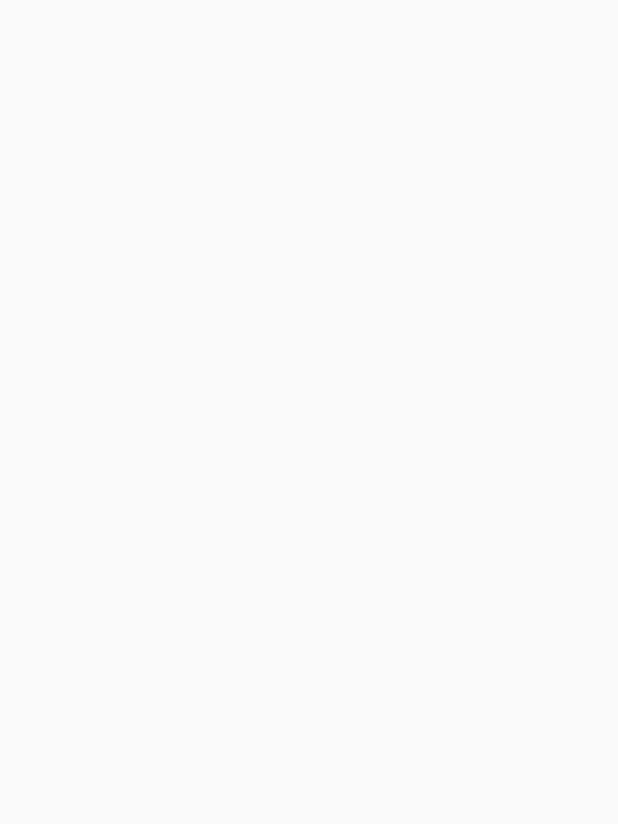
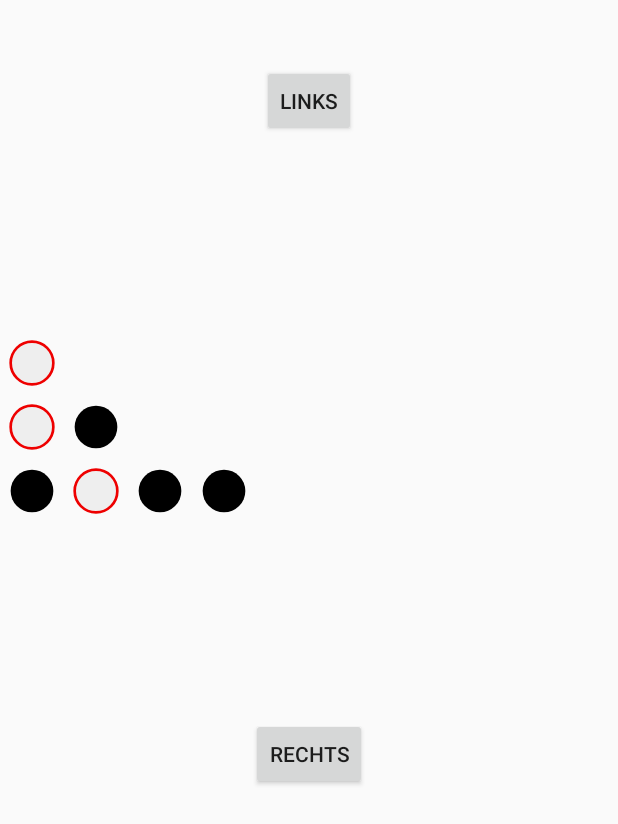
Before and after one commit to schwollie/Vier-Rotiert, an Android app: the screen it shows after launch (MainActivity), on a phone screen of 412 x 824 dp. Before the commit the part shown is empty. Shown: the top 824 px of the screen. Run offline under Robolectric (Android 15) with nearby library versions, the phone set to English and light mode, and no system bars.

Commit message:
show,setBoard

```diff
--- a/app/src/main/java/com/example/lars/vierrotiert/MainActivity.java
+++ b/app/src/main/java/com/example/lars/vierrotiert/MainActivity.java
@@ -3,22 +3,70 @@ package com.example.lars.vierrotiert;
 import android.os.Bundle;
 import android.support.v7.app.AppCompatActivity;
 import android.view.View;
-import android.view.animation.Animation;
-import android.view.animation.AnimationUtils;
-import android.widget.ImageButton;
+import android.widget.GridLayout;
+import android.widget.ImageView;
 
 
 public class MainActivity extends AppCompatActivity {
+
+    private int size = 5;
+    private Board board = new Board(size);
+
+
     @Override
     protected void onCreate(Bundle savedInstanceState) {
         super.onCreate(savedInstanceState);
-        setContentView(R.layout.activity_main);
+        setContentView(R.layout.field);
 
+        setSize();
 
+        board = board.set(0, Board.Field.Black);
+        board = board.set(1, Board.Field.White);
+        board = board.set(1, Board.Field.Black);
+        board = board.set(0, Board.Field.White);
+        board = board.set(2, Board.Field.Black);
+        board = board.set(0, Board.Field.White);
+        board = board.set(3, Board.Field.Black);
 
-
+        showBoard();
     }
 
+    void setSize() {
+        GridLayout gridLayout = (GridLayout) findViewById(R.id.field);
+        gridLayout.setColumnCount(size);
+        gridLayout.setRowCount(size);
+        gridLayout.removeAllViews();
 
+        for (int row = 0; row < size; row++) {
+            for (int col = 0; col < size; col++) {
+                View childView = new ImageView(this);
 
+                GridLayout.Spec rowspan = GridLayout.spec(row, 1);
+                GridLayout.Spec colspan = GridLayout.spec(col, 1);
+                GridLayout.LayoutParams gridLayoutParam = new GridLayout.LayoutParams(rowspan, colspan);
+                gridLayoutParam.width = 64;
+                gridLayoutParam.height = 64;
+
+                gridLayout.addView(childView, gridLayoutParam);
+            }
+        }
+    }
+
+    void showBoard() {
+        GridLayout gridLayout = (GridLayout) findViewById(R.id.field);
+        int index = 0;
+        for (int row = 0; row < size; row++) {
+            for (int col = 0; col < size; col++, index++) {
+                ImageView imageView = (ImageView) gridLayout.getChildAt(index);
+                switch (board.get(row, col)) {
+                    case Black:
+                        imageView.setImageDrawable(getDrawable(R.drawable.ic_circle_black_24dp));
+                        break;
+                    case White:
+                        imageView.setImageDrawable(getDrawable(R.drawable.ic_circle_white_24dp));
+                        break;
+                }
+            }
+        }
+    }
 }
--- a/app/src/main/res/layout-land/field_5x5.xml
+++ /dev/null
@@ -1,6 +0,0 @@
-<?xml version="1.0" encoding="utf-8"?>
-<RelativeLayout xmlns:android="http://schemas.android.com/apk/res/android"
-    android:layout_width="match_parent"
-    android:layout_height="match_parent">
-
-</RelativeLayout>
--- a/app/src/main/res/layout-large-land/field_5x5.xml
+++ /dev/null
@@ -1,7 +0,0 @@
-<?xml version="1.0" encoding="utf-8"?>
-<LinearLayout xmlns:android="http://schemas.android.com/apk/res/android"
-    android:layout_width="match_parent"
-    android:layout_height="match_parent"
-    android:orientation="vertical">
-
-</LinearLayout>
--- /dev/null
+++ b/app/src/main/res/layout-normal-land/field.xml
@@ -0,0 +1,118 @@
+<?xml version="1.0" encoding="utf-8"?>
+
+<LinearLayout xmlns:android="http://schemas.android.com/apk/res/android"
+    android:layout_width="match_parent"
+    android:layout_height="match_parent"
+    android:orientation="horizontal">
+
+    <RelativeLayout
+        android:layout_width="139dp"
+        android:layout_height="match_parent"
+        android:layout_gravity="center_vertical"
+        android:orientation="horizontal">
+
+        <Button
+            android:id="@+id/button3"
+            style="?android:attr/buttonStyleSmall"
+            android:layout_width="wrap_content"
+            android:layout_height="wrap_content"
+            android:layout_centerHorizontal="true"
+            android:layout_centerVertical="true"
+            android:text="Links" />
+    </RelativeLayout>
+
+    <GridLayout
+        android:id="@+id/field"
+        android:layout_width="wrap_content"
+        android:layout_height="match_parent"
+        android:columnCount="5"
+        android:rowCount="5">
+
+        <ImageView
+            android:layout_width="64dp"
+            android:layout_height="64dp"
+            android:layout_column="0"
+            android:layout_row="0"
+            android:src="@drawable/ic_circle_black_24dp"></ImageView>
+
+        <ImageView
+            android:layout_width="64dp"
+            android:layout_height="64dp"
+            android:layout_column="1"
+            android:layout_row="0"
+            android:src="@drawable/ic_circle_black_24dp"></ImageView>
+
+        <ImageView
+            android:layout_width="64dp"
+            android:layout_height="64dp"
+            android:layout_column="2"
+            android:layout_row="0"
+            android:src="@drawable/ic_circle_black_24dp"></ImageView>
+
+        <ImageView
+            android:layout_width="64dp"
+            android:layout_height="64dp"
+            android:layout_column="3"
+            android:layout_row="0"
+            android:src="@drawable/ic_circle_black_24dp"></ImageView>
+
+        <ImageView
+            android:layout_width="64dp"
+            android:layout_height="64dp"
+            android:layout_column="4"
+            android:layout_row="0"
+            android:src="@drawable/ic_circle_black_24dp"></ImageView>
+
+        <ImageView
+            android:layout_width="64dp"
+            android:layout_height="64dp"
+            android:layout_column="0"
+            android:layout_row="1"
+            android:src="@drawable/ic_circle_black_24dp"></ImageView>
+
+        <ImageView
+            android:layout_width="64dp"
+            android:layout_height="64dp"
+            android:layout_column="1"
+            android:layout_row="1"
+            android:src="@drawable/ic_circle_black_24dp"></ImageView>
+
+        <ImageView
+            android:layout_width="64dp"
+            android:layout_height="64dp"
+            android:layout_column="2"
+            android:layout_row="1"
+            android:src="@drawable/ic_circle_black_24dp"></ImageView>
+
+        <ImageView
+            android:layout_width="64dp"
+            android:layout_height="64dp"
+            android:layout_column="3"
+            android:layout_row="1"
+            android:src="@drawable/ic_circle_black_24dp"></ImageView>
+
+        <ImageView
+            android:layout_width="64dp"
+            android:layout_height="64dp"
+            android:layout_column="4"
+            android:layout_row="1"
+            android:src="@drawable/ic_circle_black_24dp"></ImageView>
+
+    </GridLayout>
+
+    <RelativeLayout
+        android:layout_width="139dp"
+        android:layout_height="match_parent">
+
+        <Button
+            android:id="@+id/button2"
+            style="?android:attr/buttonStyleSmall"
+            android:layout_width="wrap_content"
+            android:layout_height="wrap_content"
+            android:layout_centerHorizontal="true"
+            android:layout_centerVertical="true"
+            android:text="Rechts" />
+    </RelativeLayout>
+
+
+</LinearLayout>
--- /dev/null
+++ b/app/src/main/res/layout-normal/field.xml
@@ -0,0 +1,116 @@
+<LinearLayout xmlns:android="http://schemas.android.com/apk/res/android"
+    android:layout_width="match_parent"
+    android:layout_height="match_parent"
+    android:orientation="vertical">
+
+    <RelativeLayout
+        android:layout_width="match_parent"
+        android:layout_height="135dp"
+        android:layout_gravity="center_vertical"
+        android:orientation="horizontal">
+
+        <Button
+            android:id="@+id/button3"
+            style="?android:attr/buttonStyleSmall"
+            android:layout_width="wrap_content"
+            android:layout_height="wrap_content"
+            android:layout_centerHorizontal="true"
+            android:layout_centerVertical="true"
+            android:text="Links" />
+    </RelativeLayout>
+
+    <GridLayout
+        android:id="@+id/field"
+        android:layout_width="match_parent"
+        android:layout_height="300dp"
+        android:columnCount="5"
+        android:rowCount="5">
+
+        <ImageView
+            android:layout_width="64dp"
+            android:layout_height="64dp"
+            android:layout_column="0"
+            android:layout_row="0"
+            android:src="@drawable/ic_circle_black_24dp"></ImageView>
+
+        <ImageView
+            android:layout_width="64dp"
+            android:layout_height="64dp"
+            android:layout_column="1"
+            android:layout_row="0"
+            android:src="@drawable/ic_circle_black_24dp"></ImageView>
+
+        <ImageView
+            android:layout_width="64dp"
+            android:layout_height="64dp"
+            android:layout_column="2"
+            android:layout_row="0"
+            android:src="@drawable/ic_circle_black_24dp"></ImageView>
+
+        <ImageView
+            android:layout_width="64dp"
+            android:layout_height="64dp"
+            android:layout_column="3"
+            android:layout_row="0"
+            android:src="@drawable/ic_circle_black_24dp"></ImageView>
+
+        <ImageView
+            android:layout_width="64dp"
+            android:layout_height="64dp"
+            android:layout_column="4"
+            android:layout_row="0"
+            android:src="@drawable/ic_circle_black_24dp"></ImageView>
+
+        <ImageView
+            android:layout_width="64dp"
+            android:layout_height="64dp"
+            android:layout_column="0"
+            android:layout_row="1"
+            android:src="@drawable/ic_circle_black_24dp"></ImageView>
+
+        <ImageView
+            android:layout_width="64dp"
+            android:layout_height="64dp"
+            android:layout_column="1"
+            android:layout_row="1"
+            android:src="@drawable/ic_circle_black_24dp"></ImageView>
+
+        <ImageView
+            android:layout_width="64dp"
+            android:layout_height="64dp"
+            android:layout_column="2"
+            android:layout_row="1"
+            android:src="@drawable/ic_circle_black_24dp"></ImageView>
+
+        <ImageView
+            android:layout_width="64dp"
+            android:layout_height="64dp"
+            android:layout_column="3"
+            android:layout_row="1"
+            android:src="@drawable/ic_circle_black_24dp"></ImageView>
+
+        <ImageView
+            android:layout_width="64dp"
+            android:layout_height="64dp"
+            android:layout_column="4"
+            android:layout_row="1"
+            android:src="@drawable/ic_circle_black_24dp"></ImageView>
+
+    </GridLayout>
+
+    <RelativeLayout
+        android:layout_width="match_parent"
+        android:layout_height="135dp">
+
+        <Button
+            android:id="@+id/button2"
+            style="?android:attr/buttonStyleSmall"
+            android:layout_width="wrap_content"
+            android:layout_height="wrap_content"
+            android:layout_centerHorizontal="true"
+            android:layout_centerVertical="true"
+            android:text="Rechts" />
+    </RelativeLayout>
+
+
+</LinearLayout>
--- a/app/src/main/res/layout-small-land/field_5x5.xml
+++ /dev/null
@@ -1,16 +0,0 @@
-<?xml version="1.0" encoding="utf-8"?>
-<LinearLayout xmlns:android="http://schemas.android.com/apk/res/android"
-    android:layout_width="match_parent"
-    android:layout_height="match_parent"
-    android:orientation="vertical"
-    android:weightSum="1">
-
-    <TextView
-        android:id="@+id/textView"
-        android:layout_width="128dp"
-        android:layout_height="wrap_content"
-        android:layout_gravity="center_horizontal"
-        android:layout_weight="0.22"
-        android:text="New Text"
-        android:textSize="40dp" />
-</LinearLayout>
--- a/app/src/main/res/layout-xlarge-land/field_5x5.xml
+++ /dev/null
@@ -1,7 +0,0 @@
-<?xml version="1.0" encoding="utf-8"?>
-<LinearLayout xmlns:android="http://schemas.android.com/apk/res/android"
-    android:layout_width="match_parent"
-    android:layout_height="match_parent"
-    android:orientation="vertical">
-
-</LinearLayout>
```
